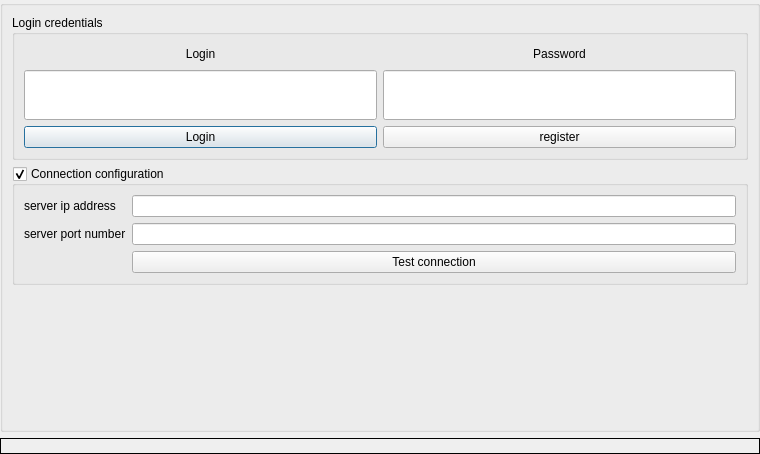
Old version of the form src/qt_app/Forms/LoginDialog.ui in the repository cszawisza/eedb.
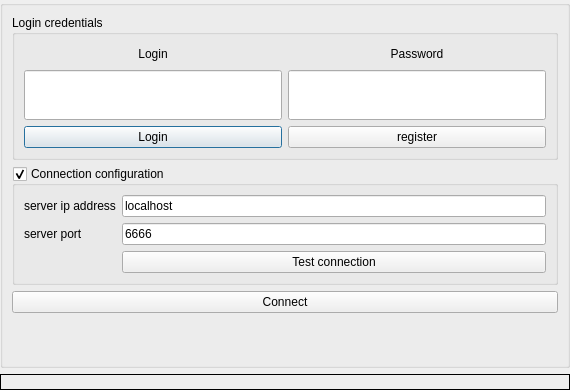
New version of the form.

Commit message: create simple state machine for login window

Diff of the .ui file:
```diff
--- a/src/qt_app/Forms/LoginDialog.ui
+++ b/src/qt_app/Forms/LoginDialog.ui
@@ -6,8 +6,8 @@
    <rect>
     <x>0</x>
     <y>0</y>
-    <width>760</width>
-    <height>454</height>
+    <width>570</width>
+    <height>390</height>
    </rect>
   </property>
   <property name="windowTitle">
@@ -224,17 +224,25 @@
           </widget>
          </item>
          <item row="1" column="1">
-          <widget class="QLineEdit" name="serverIp"/>
+          <widget class="QLineEdit" name="serverIp">
+           <property name="text">
+            <string>localhost</string>
+           </property>
+          </widget>
          </item>
          <item row="2" column="0">
           <widget class="QLabel" name="label_2">
            <property name="text">
-            <string>server port number</string>
+            <string>server port</string>
            </property>
           </widget>
          </item>
          <item row="2" column="1">
-          <widget class="QLineEdit" name="serverPort"/>
+          <widget class="QLineEdit" name="serverPort">
+           <property name="text">
+            <string>6666</string>
+           </property>
+          </widget>
          </item>
          <item row="3" column="1">
           <widget class="QPushButton" name="testConnction">
@@ -246,6 +254,13 @@
         </layout>
        </widget>
       </item>
+      <item>
+       <widget class="QPushButton" name="connectBtn">
+        <property name="text">
+         <string>Connect</string>
+        </property>
+       </widget>
+      </item>
       <item>
        <spacer name="verticalSpacer">
         <property name="orientation">
```
The commit also changes 20 other files.
